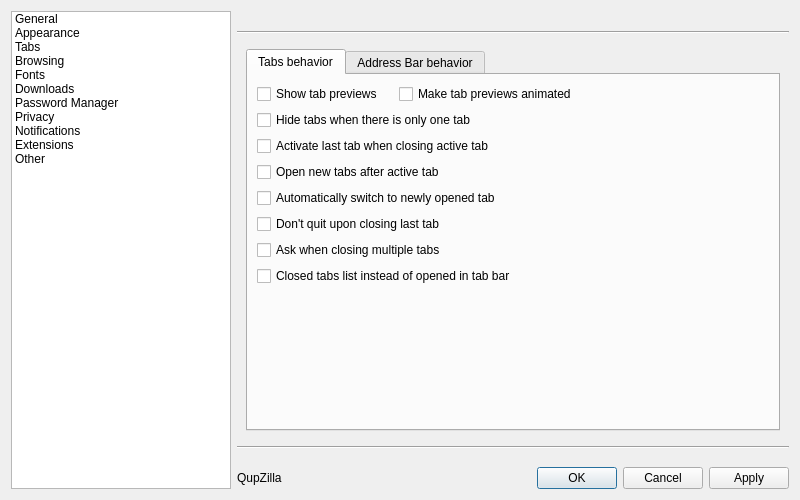
Above: src/lib/preferences/preferences.ui from QupZilla/qupzilla before the change. Below: the same form after it.
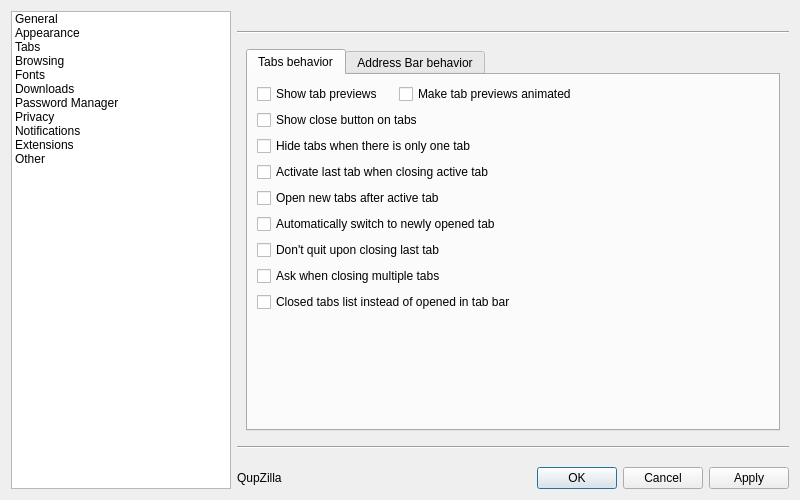
That is the form after the change. The open tabs and pages were chosen to show the change.

Commit message:
New option to hide close button on tabs
closes #526

Patch:
```diff
--- a/src/lib/preferences/preferences.ui
+++ b/src/lib/preferences/preferences.ui
@@ -660,6 +660,13 @@
              </item>
             </layout>
            </item>
+           <item>
+            <widget class="QCheckBox" name="showCloseButtonOnTabs">
+             <property name="text">
+              <string>Show close button on tabs</string>
+             </property>
+            </widget>
+           </item>
            <item>
             <widget class="QCheckBox" name="hideTabsOnTab">
              <property name="text">
```
The commit also changes 1 other file.
